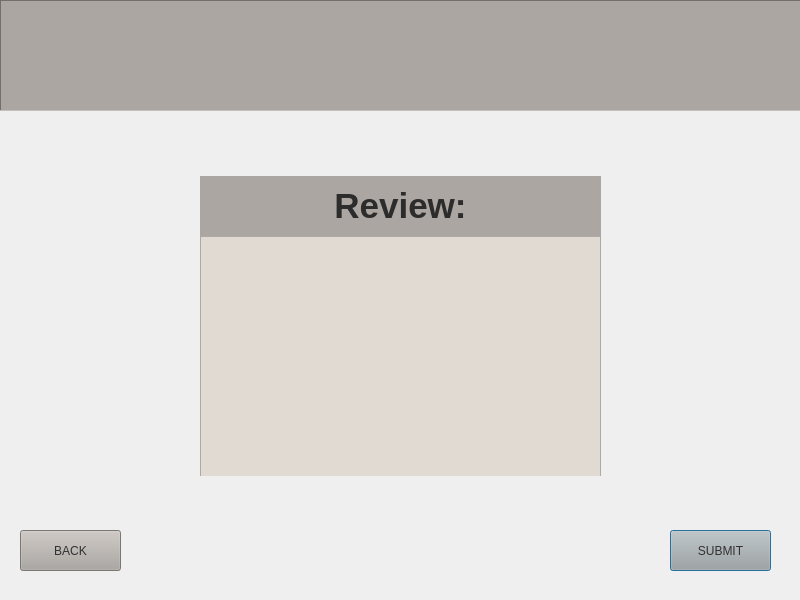
First picture: the form in review.ui, repository IshahBautista/BasuraGUIs, before the edit.
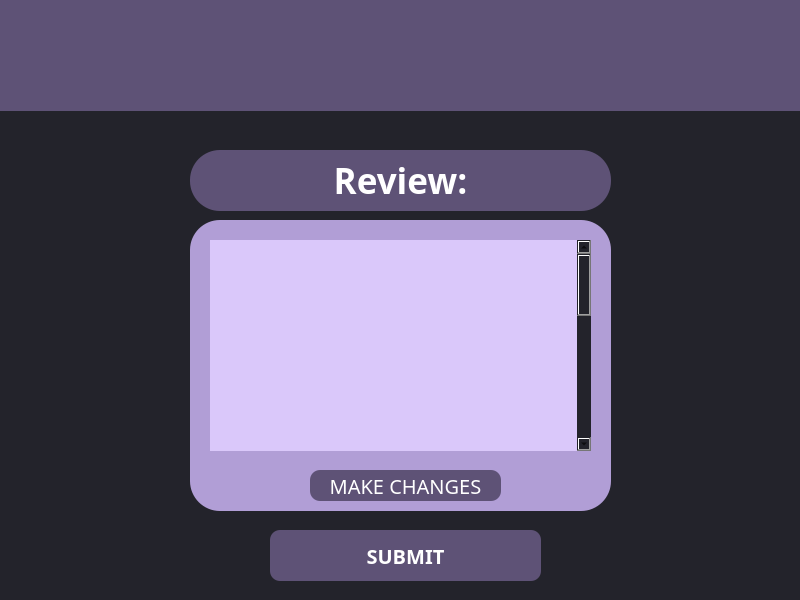
Second picture: the form after the edit.

```diff
--- a/review.ui
+++ b/review.ui
@@ -25,13 +25,16 @@
   <property name="windowTitle">
    <string>Dialog</string>
   </property>
+  <property name="styleSheet">
+   <string notr="true">background-color: rgb(35, 35, 43);</string>
+  </property>
   <widget class="QPushButton" name="NEXT3">
    <property name="geometry">
     <rect>
-     <x>670</x>
+     <x>270</x>
      <y>530</y>
-     <width>101</width>
-     <height>41</height>
+     <width>271</width>
+     <height>51</height>
     </rect>
    </property>
    <property name="palette">
@@ -49,9 +52,9 @@
       <colorrole role="Button">
        <brush brushstyle="SolidPattern">
         <color alpha="255">
-         <red>171</red>
-         <green>166</green>
-         <blue>161</blue>
+         <red>94</red>
+         <green>82</green>
+         <blue>118</blue>
         </color>
        </brush>
       </colorrole>
@@ -85,18 +88,27 @@
       <colorrole role="Base">
        <brush brushstyle="SolidPattern">
         <color alpha="255">
-         <red>171</red>
-         <green>166</green>
-         <blue>161</blue>
+         <red>94</red>
+         <green>82</green>
+         <blue>118</blue>
         </color>
        </brush>
       </colorrole>
       <colorrole role="Window">
        <brush brushstyle="SolidPattern">
         <color alpha="255">
-         <red>171</red>
-         <green>166</green>
-         <blue>161</blue>
+         <red>94</red>
+         <green>82</green>
+         <blue>118</blue>
+        </color>
+       </brush>
+      </colorrole>
+      <colorrole role="PlaceholderText">
+       <brush brushstyle="SolidPattern">
+        <color alpha="128">
+         <red>255</red>
+         <green>255</green>
+         <blue>255</blue>
         </color>
        </brush>
       </colorrole>
@@ -123,9 +135,9 @@
       <colorrole role="Button">
        <brush brushstyle="SolidPattern">
         <color alpha="255">
-         <red>171</red>
-         <green>166</green>
-         <blue>161</blue>
+         <red>94</red>
+         <green>82</green>
+         <blue>118</blue>
         </color>
        </brush>
       </colorrole>
@@ -159,18 +171,27 @@
       <colorrole role="Base">
        <brush brushstyle="SolidPattern">
         <color alpha="255">
-         <red>171</red>
-         <green>166</green>
-         <blue>161</blue>
+         <red>94</red>
+         <green>82</green>
+         <blue>118</blue>
         </color>
        </brush>
       </colorrole>
       <colorrole role="Window">
        <brush brushstyle="SolidPattern">
         <color alpha="255">
-         <red>171</red>
-         <green>166</green>
-         <blue>161</blue>
+         <red>94</red>
+         <green>82</green>
+         <blue>118</blue>
+        </color>
+       </brush>
+      </colorrole>
+      <colorrole role="PlaceholderText">
+       <brush brushstyle="SolidPattern">
+        <color alpha="128">
+         <red>255</red>
+         <green>255</green>
+         <blue>255</blue>
         </color>
        </brush>
       </colorrole>
@@ -185,12 +206,30 @@
       </colorrole>
      </inactive>
      <disabled>
+      <colorrole role="WindowText">
+       <brush brushstyle="SolidPattern">
+        <color alpha="255">
+         <red>255</red>
+         <green>255</green>
+         <blue>255</blue>
+        </color>
+       </brush>
+      </colorrole>
       <colorrole role="Button">
        <brush brushstyle="SolidPattern">
         <color alpha="255">
-         <red>171</red>
-         <green>166</green>
-         <blue>161</blue>
+         <red>94</red>
+         <green>82</green>
+         <blue>118</blue>
+        </color>
+       </brush>
+      </colorrole>
+      <colorrole role="Text">
+       <brush brushstyle="SolidPattern">
+        <color alpha="255">
+         <red>255</red>
+         <green>255</green>
+         <blue>255</blue>
         </color>
        </brush>
       </colorrole>
@@ -203,21 +242,39 @@
         </color>
        </brush>
       </colorrole>
+      <colorrole role="ButtonText">
+       <brush brushstyle="SolidPattern">
+        <color alpha="255">
+         <red>255</red>
+         <green>255</green>
+         <blue>255</blue>
+        </color>
+       </brush>
+      </colorrole>
       <colorrole role="Base">
        <brush brushstyle="SolidPattern">
         <color alpha="255">
-         <red>171</red>
-         <green>166</green>
-         <blue>161</blue>
+         <red>94</red>
+         <green>82</green>
+         <blue>118</blue>
         </color>
        </brush>
       </colorrole>
       <colorrole role="Window">
        <brush brushstyle="SolidPattern">
         <color alpha="255">
-         <red>171</red>
-         <green>166</green>
-         <blue>161</blue>
+         <red>94</red>
+         <green>82</green>
+         <blue>118</blue>
+        </color>
+       </brush>
+      </colorrole>
+      <colorrole role="PlaceholderText">
+       <brush brushstyle="SolidPattern">
+        <color alpha="128">
+         <red>255</red>
+         <green>255</green>
+         <blue>255</blue>
         </color>
        </brush>
       </colorrole>
@@ -233,234 +290,32 @@
      </disabled>
     </palette>
    </property>
+   <property name="font">
+    <font>
+     <family>Oswald</family>
+     <pointsize>15</pointsize>
+     <bold>true</bold>
+    </font>
+   </property>
    <property name="cursor">
     <cursorShape>PointingHandCursor</cursorShape>
    </property>
    <property name="styleSheet">
-    <string notr="true">background-color: rgb(171, 166, 161);</string>
+    <string notr="true">QPushButton {
+	border: none;
+	color: white;
+	background-color: rgb(94, 82, 118);
+	border-radius: 10px;
+}
+
+QPushButton:Hover {
+	background-color: rgb(183, 164, 222);
+}</string>
    </property>
    <property name="text">
     <string>SUBMIT</string>
    </property>
   </widget>
-  <widget class="QPushButton" name="BACK5">
-   <property name="geometry">
-    <rect>
-     <x>20</x>
-     <y>530</y>
-     <width>101</width>
-     <height>41</height>
-    </rect>
-   </property>
-   <property name="palette">
-    <palette>
-     <active>
-      <colorrole role="WindowText">
-       <brush brushstyle="SolidPattern">
-        <color alpha="255">
-         <red>49</red>
-         <green>49</green>
-         <blue>49</blue>
-        </color>
-       </brush>
-      </colorrole>
-      <colorrole role="Button">
-       <brush brushstyle="SolidPattern">
-        <color alpha="255">
-         <red>171</red>
-         <green>166</green>
-         <blue>161</blue>
-        </color>
-       </brush>
-      </colorrole>
-      <colorrole role="Text">
-       <brush brushstyle="SolidPattern">
-        <color alpha="255">
-         <red>49</red>
-         <green>49</green>
-         <blue>49</blue>
-        </color>
-       </brush>
-      </colorrole>
-      <colorrole role="BrightText">
-       <brush brushstyle="SolidPattern">
-        <color alpha="255">
-         <red>85</red>
-         <green>85</green>
-         <blue>127</blue>
-        </color>
-       </brush>
-      </colorrole>
-      <colorrole role="ButtonText">
-       <brush brushstyle="SolidPattern">
-        <color alpha="255">
-         <red>49</red>
-         <green>49</green>
-         <blue>49</blue>
-        </color>
-       </brush>
-      </colorrole>
-      <colorrole role="Base">
-       <brush brushstyle="SolidPattern">
-        <color alpha="255">
-         <red>171</red>
-         <green>166</green>
-         <blue>161</blue>
-        </color>
-       </brush>
-      </colorrole>
-      <colorrole role="Window">
-       <brush brushstyle="SolidPattern">
-        <color alpha="255">
-         <red>171</red>
-         <green>166</green>
-         <blue>161</blue>
-        </color>
-       </brush>
-      </colorrole>
-      <colorrole role="Accent">
-       <brush brushstyle="SolidPattern">
-        <color alpha="255">
-         <red>85</red>
-         <green>85</green>
-         <blue>127</blue>
-        </color>
-       </brush>
-      </colorrole>
-     </active>
-     <inactive>
-      <colorrole role="WindowText">
-       <brush brushstyle="SolidPattern">
-        <color alpha="255">
-         <red>49</red>
-         <green>49</green>
-         <blue>49</blue>
-        </color>
-       </brush>
-      </colorrole>
-      <colorrole role="Button">
-       <brush brushstyle="SolidPattern">
-        <color alpha="255">
-         <red>171</red>
-         <green>166</green>
-         <blue>161</blue>
-        </color>
-       </brush>
-      </colorrole>
-      <colorrole role="Text">
-       <brush brushstyle="SolidPattern">
-        <color alpha="255">
-         <red>49</red>
-         <green>49</green>
-         <blue>49</blue>
-        </color>
-       </brush>
-      </colorrole>
-      <colorrole role="BrightText">
-       <brush brushstyle="SolidPattern">
-        <color alpha="255">
-         <red>85</red>
-         <green>85</green>
-         <blue>127</blue>
-        </color>
-       </brush>
-      </colorrole>
-      <colorrole role="ButtonText">
-       <brush brushstyle="SolidPattern">
-        <color alpha="255">
-         <red>49</red>
-         <green>49</green>
-         <blue>49</blue>
-        </color>
-       </brush>
-      </colorrole>
-      <colorrole role="Base">
-       <brush brushstyle="SolidPattern">
-        <color alpha="255">
-         <red>171</red>
-         <green>166</green>
-         <blue>161</blue>
-        </color>
-       </brush>
-      </colorrole>
-      <colorrole role="Window">
-       <brush brushstyle="SolidPattern">
-        <color alpha="255">
-         <red>171</red>
-         <green>166</green>
-         <blue>161</blue>
-        </color>
-       </brush>
-      </colorrole>
-      <colorrole role="Accent">
-       <brush brushstyle="SolidPattern">
-        <color alpha="255">
-         <red>85</red>
-         <green>85</green>
-         <blue>127</blue>
-        </color>
-       </brush>
-      </colorrole>
-     </inactive>
-     <disabled>
-      <colorrole role="Button">
-       <brush brushstyle="SolidPattern">
-        <color alpha="255">
-         <red>171</red>
-         <green>166</green>
-         <blue>161</blue>
-        </color>
-       </brush>
-      </colorrole>
-      <colorrole role="BrightText">
-       <brush brushstyle="SolidPattern">
-        <color alpha="255">
-         <red>85</red>
-         <green>85</green>
-         <blue>127</blue>
-        </color>
-       </brush>
-      </colorrole>
-      <colorrole role="Base">
-       <brush brushstyle="SolidPattern">
-        <color alpha="255">
-         <red>171</red>
-         <green>166</green>
-         <blue>161</blue>
-        </color>
-       </brush>
-      </colorrole>
-      <colorrole role="Window">
-       <brush brushstyle="SolidPattern">
-        <color alpha="255">
-         <red>171</red>
-         <green>166</green>
-         <blue>161</blue>
-        </color>
-       </brush>
-      </colorrole>
-      <colorrole role="Accent">
-       <brush brushstyle="SolidPattern">
-        <color alpha="255">
-         <red>85</red>
-         <green>85</green>
-         <blue>127</blue>
-        </color>
-       </brush>
-      </colorrole>
-     </disabled>
-    </palette>
-   </property>
-   <property name="cursor">
-    <cursorShape>PointingHandCursor</cursorShape>
-   </property>
-   <property name="styleSheet">
-    <string notr="true">background-color: rgb(171, 166, 161);</string>
-   </property>
-   <property name="text">
-    <string>BACK</string>
-   </property>
-  </widget>
   <widget class="QWidget" name="verticalLayoutWidget">
    <property name="geometry">
     <rect>
@@ -480,7 +335,11 @@
        </font>
       </property>
       <property name="styleSheet">
-       <string notr="true">background-color: rgb(171, 166, 161);</string>
+       <string notr="true">QLabel {
+	border: none;
+	color: white;
+	background-color: rgb(94, 82, 118);
+}</string>
       </property>
       <property name="frameShape">
        <enum>QFrame::Panel</enum>
@@ -498,135 +357,401 @@
     </item>
    </layout>
   </widget>
-  <widget class="QWidget" name="verticalLayoutWidget_2">
+  <widget class="QFrame" name="frame_2">
    <property name="geometry">
     <rect>
-     <x>200</x>
-     <y>120</y>
-     <width>401</width>
-     <height>411</height>
+     <x>190</x>
+     <y>220</y>
+     <width>421</width>
+     <height>291</height>
     </rect>
    </property>
-   <layout class="QVBoxLayout" name="verticalLayout_2">
-    <item>
-     <spacer name="spacertop">
-      <property name="orientation">
-       <enum>Qt::Vertical</enum>
-      </property>
-      <property name="sizeHint" stdset="0">
-       <size>
-        <width>20</width>
-        <height>40</height>
-       </size>
-      </property>
-     </spacer>
-    </item>
-    <item>
-     <widget class="QFrame" name="contains">
-      <property name="enabled">
-       <bool>true</bool>
-      </property>
-      <property name="sizePolicy">
-       <sizepolicy hsizetype="Preferred" vsizetype="Preferred">
-        <horstretch>0</horstretch>
-        <verstretch>0</verstretch>
-       </sizepolicy>
-      </property>
-      <property name="minimumSize">
-       <size>
-        <width>100</width>
-        <height>300</height>
-       </size>
-      </property>
-      <property name="styleSheet">
-       <string notr="true">background-color: rgb(224, 218, 211);</string>
-      </property>
-      <property name="frameShape">
-       <enum>QFrame::Box</enum>
-      </property>
-      <property name="frameShadow">
-       <enum>QFrame::Raised</enum>
-      </property>
-      <widget class="QFrame" name="boxname">
-       <property name="geometry">
-        <rect>
-         <x>0</x>
-         <y>0</y>
-         <width>401</width>
-         <height>61</height>
-        </rect>
-       </property>
-       <property name="styleSheet">
-        <string notr="true">background-color: rgb(171, 166, 161);</string>
-       </property>
-       <property name="frameShape">
-        <enum>QFrame::Box</enum>
-       </property>
-       <property name="frameShadow">
-        <enum>QFrame::Raised</enum>
-       </property>
-       <widget class="QLabel" name="Review_2">
-        <property name="geometry">
-         <rect>
-          <x>0</x>
-          <y>0</y>
-          <width>401</width>
-          <height>61</height>
-         </rect>
+   <property name="styleSheet">
+    <string notr="true">QFrame {
+	border: none;
+	color: white;
+	background-color: rgb(177, 158, 214);
+	border-radius: 30px;
+}</string>
+   </property>
+   <property name="frameShape">
+    <enum>QFrame::StyledPanel</enum>
+   </property>
+   <property name="frameShadow">
+    <enum>QFrame::Raised</enum>
+   </property>
+   <widget class="QPushButton" name="makechanges">
+    <property name="geometry">
+     <rect>
+      <x>120</x>
+      <y>250</y>
+      <width>191</width>
+      <height>31</height>
+     </rect>
+    </property>
+    <property name="palette">
+     <palette>
+      <active>
+       <colorrole role="WindowText">
+        <brush brushstyle="SolidPattern">
+         <color alpha="255">
+          <red>49</red>
+          <green>49</green>
+          <blue>49</blue>
+         </color>
+        </brush>
+       </colorrole>
+       <colorrole role="Button">
+        <brush brushstyle="SolidPattern">
+         <color alpha="255">
+          <red>94</red>
+          <green>82</green>
+          <blue>118</blue>
+         </color>
+        </brush>
+       </colorrole>
+       <colorrole role="Text">
+        <brush brushstyle="SolidPattern">
+         <color alpha="255">
+          <red>49</red>
+          <green>49</green>
+          <blue>49</blue>
+         </color>
+        </brush>
+       </colorrole>
+       <colorrole role="BrightText">
+        <brush brushstyle="SolidPattern">
+         <color alpha="255">
+          <red>85</red>
+          <green>85</green>
+          <blue>127</blue>
+         </color>
+        </brush>
+       </colorrole>
+       <colorrole role="ButtonText">
+        <brush brushstyle="SolidPattern">
+         <color alpha="255">
+          <red>49</red>
+          <green>49</green>
+          <blue>49</blue>
+         </color>
+        </brush>
+       </colorrole>
+       <colorrole role="Base">
+        <brush brushstyle="SolidPattern">
+         <color alpha="255">
+          <red>94</red>
+          <green>82</green>
+          <blue>118</blue>
+         </color>
+        </brush>
+       </colorrole>
+       <colorrole role="Window">
+        <brush brushstyle="SolidPattern">
+         <color alpha="255">
+          <red>94</red>
+          <green>82</green>
+          <blue>118</blue>
+         </color>
+        </brush>
+       </colorrole>
+       <colorrole role="PlaceholderText">
+        <brush brushstyle="SolidPattern">
+         <color alpha="128">
+          <red>255</red>
+          <green>255</green>
+          <blue>255</blue>
+         </color>
+        </brush>
+       </colorrole>
+       <colorrole role="Accent">
+        <brush brushstyle="SolidPattern">
+         <color alpha="255">
+          <red>85</red>
+          <green>85</green>
+          <blue>127</blue>
+         </color>
+        </brush>
+       </colorrole>
+      </active>
+      <inactive>
+       <colorrole role="WindowText">
+        <brush brushstyle="SolidPattern">
+         <color alpha="255">
+          <red>49</red>
+          <green>49</green>
+          <blue>49</blue>
+         </color>
+        </brush>
+       </colorrole>
+       <colorrole role="Button">
+        <brush brushstyle="SolidPattern">
+         <color alpha="255">
+          <red>94</red>
+          <green>82</green>
+          <blue>118</blue>
+         </color>
+        </brush>
+       </colorrole>
+       <colorrole role="Text">
+        <brush brushstyle="SolidPattern">
+         <color alpha="255">
+          <red>49</red>
+          <green>49</green>
+          <blue>49</blue>
+         </color>
+        </brush>
+       </colorrole>
+       <colorrole role="BrightText">
+        <brush brushstyle="SolidPattern">
+         <color alpha="255">
+          <red>85</red>
+          <green>85</green>
+          <blue>127</blue>
+         </color>
+        </brush>
+       </colorrole>
+       <colorrole role="ButtonText">
+        <brush brushstyle="SolidPattern">
+         <color alpha="255">
+          <red>49</red>
+          <green>49</green>
+          <blue>49</blue>
+         </color>
+        </brush>
+       </colorrole>
+       <colorrole role="Base">
+        <brush brushstyle="SolidPattern">
+         <color alpha="255">
+          <red>94</red>
+          <green>82</green>
+          <blue>118</blue>
+         </color>
+        </brush>
+       </colorrole>
+       <colorrole role="Window">
+        <brush brushstyle="SolidPattern">
+         <color alpha="255">
+          <red>94</red>
+          <green>82</green>
+          <blue>118</blue>
+         </color>
+        </brush>
+       </colorrole>
+       <colorrole role="PlaceholderText">
+        <brush brushstyle="SolidPattern">
+         <color alpha="128">
+          <red>255</red>
+          <green>255</green>
+          <blue>255</blue>
+         </color>
+        </brush>
+       </colorrole>
+       <colorrole role="Accent">
+        <brush brushstyle="SolidPattern">
+         <color alpha="255">
+          <red>85</red>
+          <green>85</green>
+          <blue>127</blue>
+         </color>
+        </brush>
+       </colorrole>
+      </inactive>
+      <disabled>
+       <colorrole role="WindowText">
+        <brush brushstyle="SolidPattern">
+         <color alpha="255">
+          <red>255</red>
+          <green>255</green>
+          <blue>255</blue>
+         </color>
+        </brush>
+       </colorrole>
+       <colorrole role="Button">
+        <brush brushstyle="SolidPattern">
+         <color alpha="255">
+          <red>94</red>
+          <green>82</green>
+          <blue>118</blue>
+         </color>
+        </brush>
+       </colorrole>
+       <colorrole role="Text">
+        <brush brushstyle="SolidPattern">
+         <color alpha="255">
+          <red>255</red>
+          <green>255</green>
+          <blue>255</blue>
+         </color>
+        </brush>
+       </colorrole>
+       <colorrole role="BrightText">
+        <brush brushstyle="SolidPattern">
+         <color alpha="255">
+          <red>85</red>
+          <green>85</green>
+          <blue>127</blue>
+         </color>
+        </brush>
+       </colorrole>
+       <colorrole role="ButtonText">
+        <brush brushstyle="SolidPattern">
+         <color alpha="255">
+          <red>255</red>
+          <green>255</green>
+          <blue>255</blue>
+         </color>
+        </brush>
+       </colorrole>
+       <colorrole role="Base">
+        <brush brushstyle="SolidPattern">
+         <color alpha="255">
+          <red>94</red>
+          <green>82</green>
+          <blue>118</blue>
+         </color>
+        </brush>
+       </colorrole>
+       <colorrole role="Window">
+        <brush brushstyle="SolidPattern">
+         <color alpha="255">
+          <red>94</red>
+          <green>82</green>
+          <blue>118</blue>
+         </color>
+        </brush>
+       </colorrole>
+       <colorrole role="PlaceholderText">
+        <brush brushstyle="SolidPattern">
+         <color alpha="128">
+          <red>255</red>
+          <green>255</green>
+          <blue>255</blue>
+         </color>
+        </brush>
+       </colorrole>
+       <colorrole role="Accent">
+        <brush brushstyle="SolidPattern">
+         <color alpha="255">
+          <red>85</red>
+          <green>85</green>
+          <blue>127</blue>
+         </color>
+        </brush>
+       </colorrole>
+      </disabled>
+     </palette>
+    </property>
+    <property name="font">
+     <font>
+      <family>Oswald</family>
+      <pointsize>15</pointsize>
+     </font>
+    </property>
+    <property name="cursor">
+     <cursorShape>PointingHandCursor</cursorShape>
+    </property>
+    <property name="styleSheet">
+     <string notr="true">QPushButton {
+	border: none;
+	color: white;
+	background-color: rgb(94, 82, 118);
+	border-radius: 10px;
+}
+
+QPushButton:Hover {
+	background-color: rgb(183, 164, 222);
+}</string>
+    </property>
+    <property name="text">
+     <string>MAKE CHANGES</string>
+    </property>
+   </widget>
+   <widget class="QScrollArea" name="scrollArea">
+    <property name="geometry">
+     <rect>
+      <x>20</x>
+      <y>20</y>
+      <width>381</width>
+      <height>211</height>
+     </rect>
+    </property>
+    <property name="styleSheet">
+     <string notr="true">background-color: rgb(218, 200, 250);</string>
+    </property>
+    <property name="widgetResizable">
+     <bool>true</bool>
+    </property>
+    <widget class="QWidget" name="scrollAreaWidgetContents">
+     <property name="geometry">
+      <rect>
+       <x>0</x>
+       <y>0</y>
+       <width>367</width>
+       <height>618</height>
+      </rect>
+     </property>
+     <layout class="QVBoxLayout" name="verticalLayout_2">
+      <item>
+       <widget class="QLabel" name="reviewWidget">
+        <property name="minimumSize">
+         <size>
+          <width>0</width>
+          <height>600</height>
+         </size>
         </property>
         <property name="font">
          <font>
-          <pointsize>26</pointsize>
-          <bold>true</bold>
+          <family>Oswald</family>
+          <pointsize>16</pointsize>
+          <bold>false</bold>
          </font>
         </property>
+        <property name="styleSheet">
+         <string notr="true">color: rgb(35, 29, 46);</string>
+        </property>
         <property name="text">
-         <string>&lt;html&gt;&lt;head/&gt;&lt;body&gt;&lt;p&gt;&lt;span style=&quot; color:#2c2c2c;&quot;&gt;Review:&lt;/span&gt;&lt;/p&gt;&lt;/body&gt;&lt;/html&gt;</string>
+         <string/>
         </property>
         <property name="alignment">
-         <set>Qt::AlignCenter</set>
+         <set>Qt::AlignLeading|Qt::AlignLeft|Qt::AlignTop</set>
         </property>
        </widget>
-      </widget>
-      <widget class="QScrollArea" name="reviewContents">
-       <property name="geometry">
-        <rect>
-         <x>0</x>
-         <y>60</y>
-         <width>401</width>
-         <height>241</height>
-        </rect>
-       </property>
-       <property name="widgetResizable">
-        <bool>true</bool>
-       </property>
-       <widget class="QWidget" name="scrollAreaWidgetContents">
-        <property name="geometry">
-         <rect>
-          <x>0</x>
-          <y>0</y>
-          <width>399</width>
-          <height>239</height>
-         </rect>
-        </property>
-       </widget>
-      </widget>
-     </widget>
-    </item>
-    <item>
-     <spacer name="spacermid2">
-      <property name="orientation">
-       <enum>Qt::Vertical</enum>
-      </property>
-      <property name="sizeHint" stdset="0">
-       <size>
-        <width>20</width>
-        <height>40</height>
-       </size>
-      </property>
-     </spacer>
-    </item>
-   </layout>
+      </item>
+     </layout>
+    </widget>
+   </widget>
+  </widget>
+  <widget class="QLabel" name="containedin_2">
+   <property name="geometry">
+    <rect>
+     <x>190</x>
+     <y>150</y>
+     <width>421</width>
+     <height>61</height>
+    </rect>
+   </property>
+   <property name="font">
+    <font>
+     <family>Oswald</family>
+     <pointsize>26</pointsize>
+     <bold>true</bold>
+    </font>
+   </property>
+   <property name="styleSheet">
+    <string notr="true">QLabel {
+	border: none;
+	color: white;
+	background-color: rgb(94, 82, 118);
+	border-radius: 30px;
+}</string>
+   </property>
+   <property name="text">
+    <string>&lt;html&gt;&lt;head/&gt;&lt;body&gt;&lt;p&gt;&lt;span style=&quot; color:#ffffff;&quot;&gt;Review:&lt;/span&gt;&lt;/p&gt;&lt;/body&gt;&lt;/html&gt;</string>
+   </property>
+   <property name="alignment">
+    <set>Qt::AlignCenter</set>
+   </property>
   </widget>
  </widget>
  <resources/>
```
